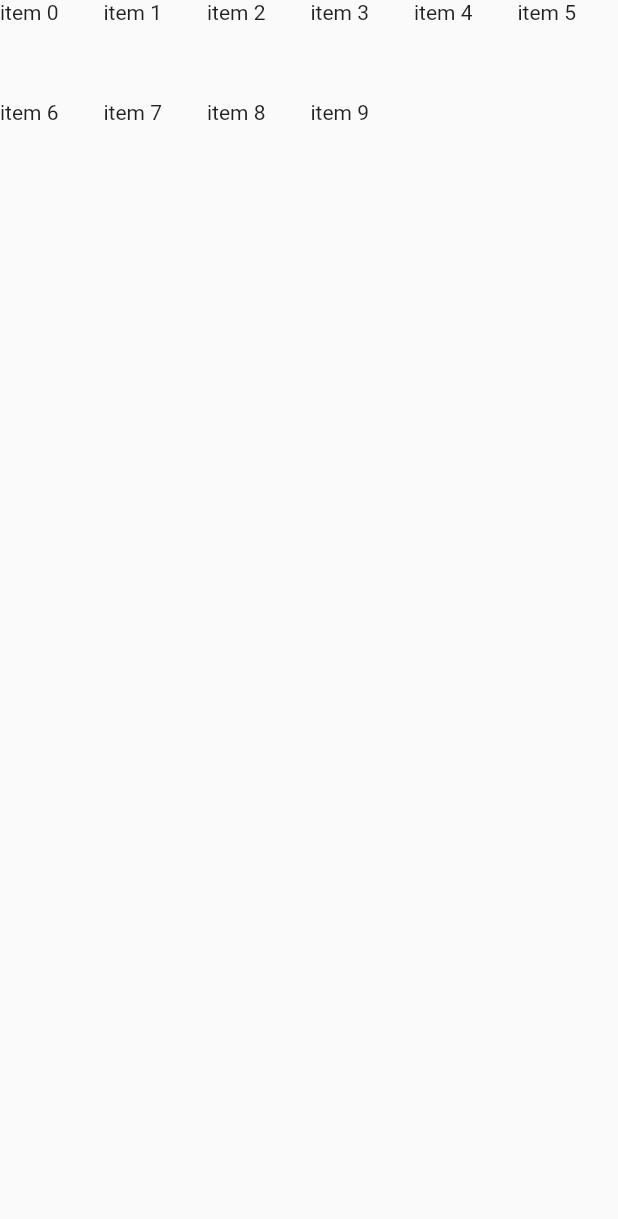
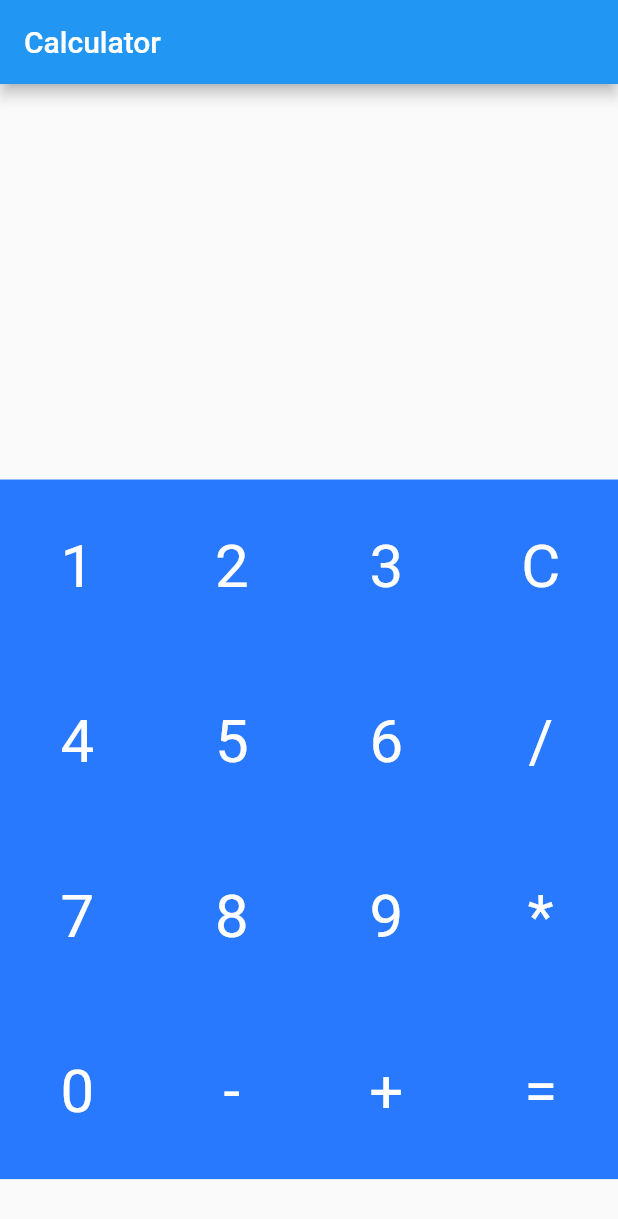
Before and after one commit to Sheldonsu28/flutter_simple_calculator, a Flutter app: the screen it shows after launch, on a phone screen of 412 x 824 dp. Shown: the top 1219 px of the screen. Run offline on Flutter 3.47's test engine with Material 2 defaults, Android fonts, the phone set to English and light mode, and no system bars.

Commit message:
calculator v1.0

```diff
--- /dev/null
+++ b/lib/ButtonPanel.dart
@@ -0,0 +1,57 @@
+import 'package:flutter/material.dart';
+import 'button.dart';
+
+class ButtonPanel extends StatelessWidget {
+  final Function callback;
+  final Function clear;
+  final Function calculate;
+
+  ButtonPanel(
+      {Key key,
+      @required this.callback,
+      @required this.clear,
+      @required this.calculate})
+      : super(key: key);
+
+  @override
+  Widget build(BuildContext context) {
+    return Container(
+        color: Colors.blueAccent[400],
+        child: Column(
+          children: [
+            Row(
+              children: [
+                CalcButton(buttonNum: '1', callback: this.callback),
+                CalcButton(buttonNum: '2', callback: this.callback),
+                CalcButton(buttonNum: '3', callback: this.callback),
+                CalcButton(buttonNum: 'C', callback: this.clear),
+              ],
+            ),
+            Row(
+              children: [
+                CalcButton(buttonNum: '4', callback: this.callback),
+                CalcButton(buttonNum: '5', callback: this.callback),
+                CalcButton(buttonNum: '6', callback: this.callback),
+                CalcButton(buttonNum: '/', callback: this.callback),
+              ],
+            ),
+            Row(
+              children: [
+                CalcButton(buttonNum: '7', callback: this.callback),
+                CalcButton(buttonNum: '8', callback: this.callback),
+                CalcButton(buttonNum: '9', callback: this.callback),
+                CalcButton(buttonNum: '*', callback: this.callback),
+              ],
+            ),
+            Row(
+              children: [
+                CalcButton(buttonNum: '0', callback: this.callback),
+                CalcButton(buttonNum: '-', callback: this.callback),
+                CalcButton(buttonNum: '+', callback: this.callback),
+                CalcButton(buttonNum: '=', callback: this.calculate),
+              ],
+            ),
+          ],
+        ));
+  }
+}
--- /dev/null
+++ b/lib/DisplayPanel.dart
@@ -0,0 +1,115 @@
+import 'package:flutter/material.dart';
+import 'ButtonPanel.dart';
+
+class DisplayPanel extends StatefulWidget {
+  @override
+  _DisplayPanel createState() => _DisplayPanel();
+}
+
+class _DisplayPanel extends State<DisplayPanel> {
+  String result = '';
+
+  void addArg(String arg) {
+    if (arg == '+' || arg == '-' || arg == '*' || arg == '/') {
+      if (result.length > 0)
+        setState(() {
+          this.result += " $arg ";
+        });
+    } else {
+      setState(() {
+        this.result += arg;
+      });
+    }
+  }
+
+  void clearArg(String arg) {
+    setState(() {
+      this.result = '';
+    });
+  }
+
+  void setArg(String arg) {
+    setState(() {
+      this.result = arg;
+    });
+  }
+
+  void performCalculation(String arg) {
+    final List<String> argsArray = this.result.split(' ');
+
+    if (argsArray.length < 3) return;
+
+    final String calcOperator = argsArray[1];
+    final int val1 = int.parse(argsArray[0]);
+    final int val2 = int.parse(argsArray[2]);
+
+    switch (calcOperator) {
+      case ('+'):
+        {
+          int value = val1 + val2;
+          this.setArg(value.toString());
+        }
+        break;
+
+      case ('-'):
+        {
+          int value = val1 - val2;
+          this.setArg(value.toString());
+        }
+        break;
+
+      case ('*'):
+        {
+          int value = val1 * val2;
+          this.setArg(value.toString());
+        }
+        break;
+
+      case ('/'):
+        {
+          double value = val1 / val2;
+          this.setArg(value.toString());
+        }
+        break;
+
+      default:
+        {
+          this.setArg('invalid');
+        }
+        break;
+    }
+  }
+
+  @override
+  Widget build(BuildContext context) {
+    return Scaffold(
+      appBar: AppBar(
+        title: Text('Calculator'),
+      ),
+      body: Container(
+        height: double.infinity,
+        width: double.infinity,
+        child: Center(
+          child: ListView(
+            children: [
+              Container(
+                child: Text(
+                  '$result',
+                  style: TextStyle(fontSize: 60),
+                  textAlign: TextAlign.right,
+                ),
+                height: MediaQuery.of(context).size.height * 0.32,
+                width: MediaQuery.of(context).size.width,
+                alignment: Alignment.centerRight,
+              ),
+              ButtonPanel(
+                  callback: this.addArg,
+                  clear: this.clearArg,
+                  calculate: this.performCalculation)
+            ],
+          ),
+        ),
+      ),
+    );
+  }
+}
--- /dev/null
+++ b/lib/button.dart
@@ -0,0 +1,33 @@
+import 'package:flutter/material.dart';
+
+class CalcButton extends StatelessWidget {
+  final String buttonNum;
+  final Function callback;
+
+  CalcButton({Key key, @required this.buttonNum, @required this.callback})
+      : super(key: key);
+
+  @override
+  Widget build(BuildContext context) {
+    return Material(
+      color: Colors.transparent,
+      child: InkWell(
+        splashColor: Colors.blue[900],
+        onTap: () {
+          this.callback(this.buttonNum);
+        },
+        child: Ink(
+            width: MediaQuery.of(context).size.width * 0.25,
+            height: MediaQuery.of(context).size.height * 0.1415,
+            child: Container(
+              alignment: Alignment.center,
+              child: Text(
+                this.buttonNum,
+                style: TextStyle(fontSize: 40, color: Colors.white),
+                textAlign: TextAlign.center,
+              ),
+            )),
+      ),
+    );
+  }
+}
--- a/lib/main.dart
+++ b/lib/main.dart
@@ -1,34 +1,11 @@
 import 'package:flutter/material.dart';
+import 'DisplayPanel.dart';
 
 void main() => runApp(MyApp());
 
 class MyApp extends StatelessWidget {
-  final List<Text> _info = List.generate(10, (i) => Text('item $i'));
-  List<Text> get getItem => _info;
   @override
   Widget build(BuildContext context) {
-    return MaterialApp(
-        title: 'test',
-        home: Scaffold(
-          body: GridView.count(
-            crossAxisCount: 6,
-            crossAxisSpacing: 2,
-            children: _info,
-          ),
-        ));
+    return MaterialApp(title: 'calculator', home: DisplayPanel());
   }
 }
-
-// class TestArr extends StatelessWidget {
-//   final List<ListTile> data;
-
-//   TestArr({Key key, @required this.data}) : super(key: key);
-
-//   @override
-//   Widget build(BuildContext context) {
-//     return Scaffold(
-//         body: ListView(
-//       children: this.data,
-//     ));
-//   }
-// }
```
Also changed, not shown: 1 other file.
